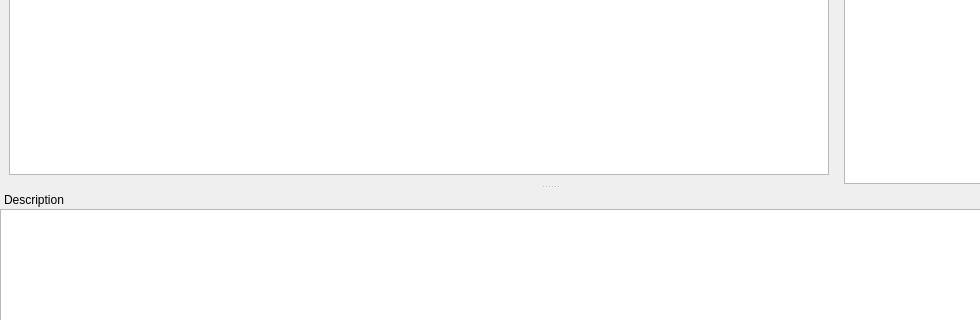
Before: the Qt Designer form ui/mainwindow.ui in jlbrd/qmagneto, drawn with Qt 5; both pictures show x 0 to 980 and y 297 to 617 of the 1100 by 720 pixel window.
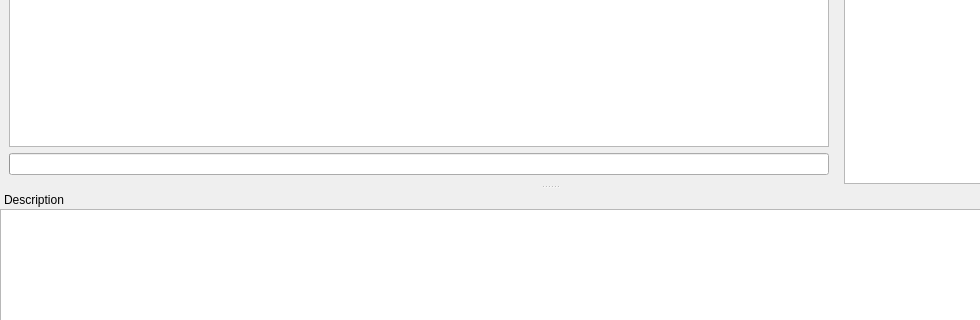
After: the same form once the commit is applied. Icons and pictures are not drawn. Custom widgets are drawn as their Qt base class.

Commit message: - Download program guide file without wget. - Add a progress bar to show the progress of downloading. - Add the use of username and password with the proxying mode (issue 18).

```diff
--- a/ui/mainwindow.ui
+++ b/ui/mainwindow.ui
@@ -135,6 +135,25 @@
       </item>
      </layout>
     </item>
+    <item row="1" column="0" >
+     <widget class="QProgressBar" name="progressBar" >
+      <property name="minimum" >
+       <number>1</number>
+      </property>
+      <property name="maximum" >
+       <number>2</number>
+      </property>
+      <property name="value" >
+       <number>0</number>
+      </property>
+      <property name="alignment" >
+       <set>Qt::AlignCenter</set>
+      </property>
+      <property name="format" >
+       <string>Downloading %p%</string>
+      </property>
+     </widget>
+    </item>
    </layout>
   </widget>
   <widget class="QDockWidget" name="dockEvening" >
```
Left out of the diff: 9 changed lines with no effect on the pictures. The commit also changes 12 other files.
